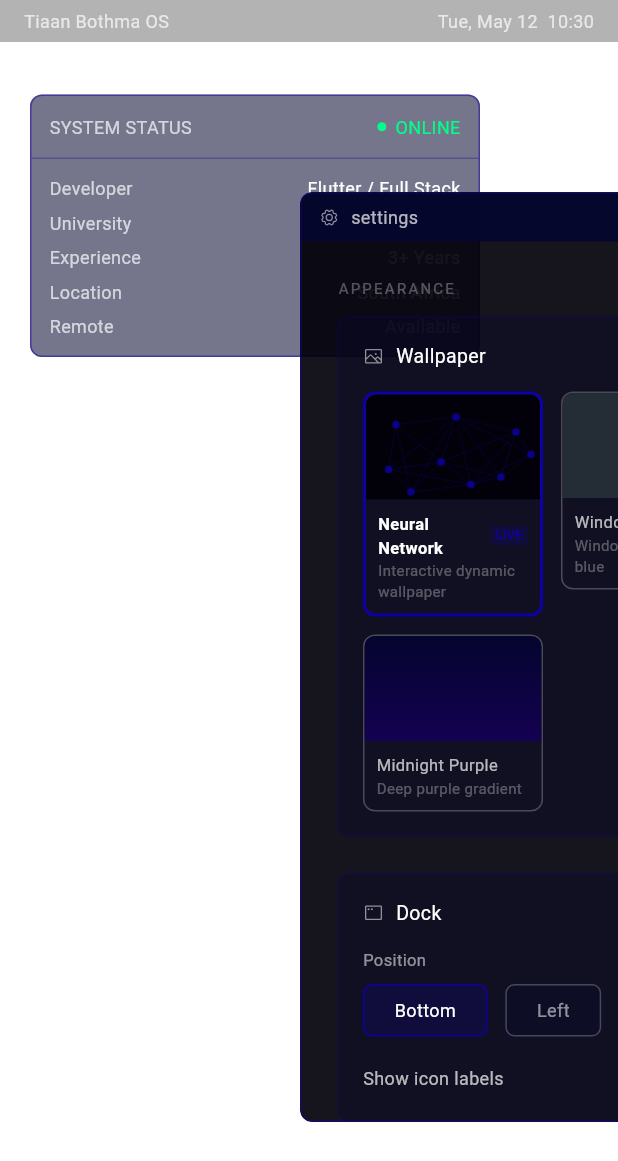
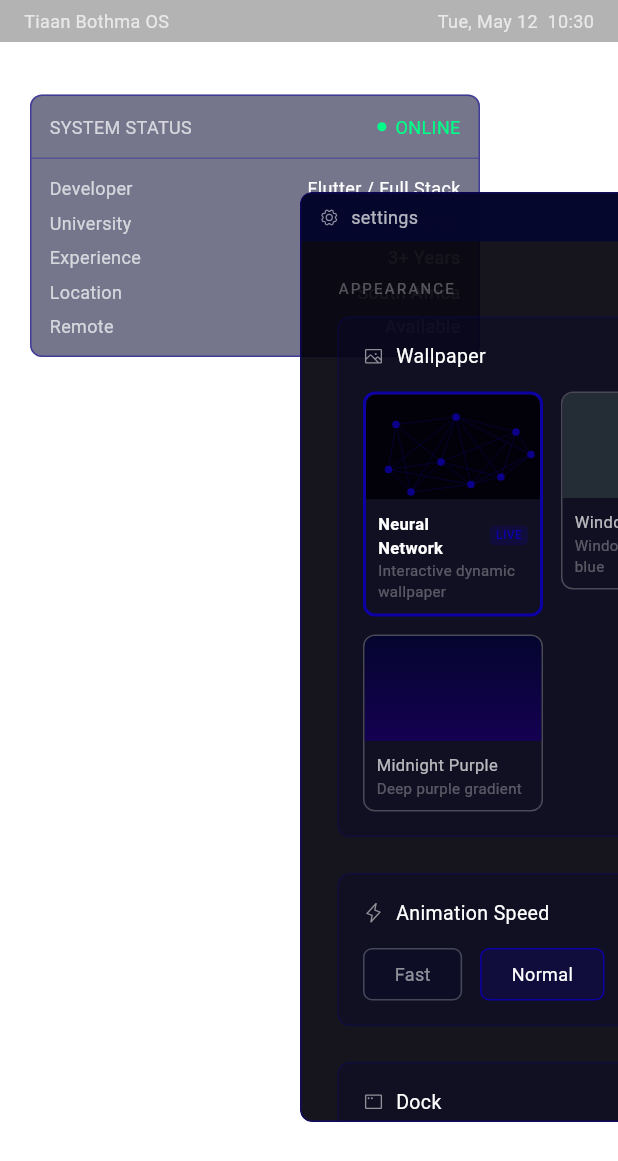
Before and after one commit to TiaanBothma/portfolio, a Flutter app: the MainLayout screen opened directly, item 5 of the bottom bar chosen, on a phone screen of 412 x 824 dp. Shown: the top 1161 px of the screen. Run offline on Flutter 3.47's test engine with Material 3 defaults, Android fonts, the phone set to English and light mode, and no system bars; our stand-ins replace get, google_fonts, phosphor_flutter, shared_preferences, web; accounts and stored records are empty; Roboto replaces fonts that are missing (Oxanium).

Commit message:
animation speed settings option added

```diff
--- a/lib/controllers/settings_controller.dart
+++ b/lib/controllers/settings_controller.dart
@@ -14,6 +14,7 @@ class SettingsController extends GetxController {
   static const _keyTerminalFontSize = 'terminalFontSize';
   static const _keyShowDockLabels = 'showDockLabels';
   static const _keyTerminalWelcome = 'terminalWelcome';
+  static const _keyAnimationSpeed = 'animationSpeed';
 
   // Observables
   final wallpaper = 'neural'.obs;
@@ -27,6 +28,7 @@ class SettingsController extends GetxController {
   final terminalFontSize = 13.0.obs;
   final showDockLabels = true.obs;
   final terminalWelcome = 'message'.obs;
+  final animationSpeed = 1.0.obs;
 
   // Full palette presets
   static const List<Map<String, dynamic>> palettes = [
@@ -175,6 +177,12 @@ class SettingsController extends GetxController {
     await prefs.setBool(_keyShowDate, value);
   }
 
+  Future<void> setAnimationSpeed(double value) async {
+    animationSpeed.value = value;
+    final prefs = await SharedPreferences.getInstance();
+    await prefs.setDouble(_keyAnimationSpeed, value);
+  }
+
   Future<void> setShowStatusCard(bool value) async {
     showStatusCard.value = value;
     final prefs = await SharedPreferences.getInstance();
@@ -211,6 +219,9 @@ class SettingsController extends GetxController {
     await prefs.setString(_keyTerminalWelcome, value);
   }
 
+  Duration get windowAnimDuration =>
+      Duration(milliseconds: (180 * animationSpeed.value).toInt());
+
   Future<void> resetToDefaults() async {
     final prefs = await SharedPreferences.getInstance();
     await prefs.clear();
@@ -231,5 +242,7 @@ class SettingsController extends GetxController {
     await prefs.remove(_keyTerminalFontSize);
     await prefs.remove(_keyShowDockLabels);
     await prefs.remove(_keyTerminalWelcome);
+    animationSpeed.value = 1.0;
+    await prefs.remove(_keyAnimationSpeed);
   }
 }
--- a/lib/os_windows/settings_app/settings_window.dart
+++ b/lib/os_windows/settings_app/settings_window.dart
@@ -40,6 +40,8 @@ class SettingsWindow extends StatelessWidget {
                     _buildSectionLabel('APPEARANCE'),
                     const SizedBox(height: 12),
                     _buildWallpaperSection(),
+                    const SizedBox(height: 24),
+                    _buildAnimationSpeedSection(),
                     const SizedBox(height: 24),
                     _buildDockSection(),
                     const SizedBox(height: 24),
@@ -115,6 +117,63 @@ class SettingsWindow extends StatelessWidget {
         color: Colors.white30,
         fontSize: 10,
         letterSpacing: 1.5,
+      ),
+    );
+  }
+
+  Widget _buildAnimationSpeedSection() {
+    final settings = Get.find<SettingsController>();
+
+    final options = [
+      {'label': 'Fast', 'value': 0.5},
+      {'label': 'Normal', 'value': 1.0},
+      {'label': 'Slow', 'value': 2.0},
+    ];
+
+    return _settingsCard(
+      icon: PhosphorIconsRegular.lightning,
+      title: 'Animation Speed',
+      child: Obx(
+        () => Row(
+          children: options.map((o) {
+            final isSelected =
+                settings.animationSpeed.value == o['value'] as double;
+            return Padding(
+              padding: const EdgeInsets.only(right: 12),
+              child: MouseRegion(
+                cursor: SystemMouseCursors.click,
+                child: GestureDetector(
+                  onTap: () => settings.setAnimationSpeed(o['value'] as double),
+                  child: AnimatedContainer(
+                    duration: const Duration(milliseconds: 150),
+                    padding: const EdgeInsets.symmetric(
+                      horizontal: 20,
+                      vertical: 8,
+                    ),
+                    decoration: BoxDecoration(
+                      color: isSelected
+                          ? settings.accentColor.withValues(alpha: 0.2)
+                          : settings.surface.withValues(alpha: 0.3),
+                      borderRadius: BorderRadius.circular(6),
+                      border: Border.all(
+                        color: isSelected
+                            ? settings.accentColor
+                            : Colors.white24,
+                      ),
+                    ),
+                    child: Text(
+                      o['label'] as String,
+                      style: AppTextStyles.label.copyWith(
+                        color: isSelected ? Colors.white : Colors.white54,
+                        fontSize: 12,
+                      ),
+                    ),
+                  ),
+                ),
+              ),
+            );
+          }).toList(),
+        ),
       ),
     );
   }
--- a/lib/widgets/drag_resize_window.dart
+++ b/lib/widgets/drag_resize_window.dart
@@ -1,6 +1,7 @@
 import 'package:flutter/material.dart';
 import 'package:get/get.dart';
 import 'package:portfolio/controllers/desktop_controller.dart';
+import 'package:portfolio/controllers/settings_controller.dart';
 
 class DraggableResizableWindow extends StatefulWidget {
   final Widget child;
@@ -40,9 +41,10 @@ class _DraggableResizableWindowState extends State<DraggableResizableWindow>
       CurvedAnimation(parent: _animController, curve: Curves.easeOutCubic),
     );
 
-    _fadeAnim = Tween<double>(begin: 0.0, end: 1.0).animate(
-      CurvedAnimation(parent: _animController, curve: Curves.easeOut),
-    );
+    _fadeAnim = Tween<double>(
+      begin: 0.0,
+      end: 1.0,
+    ).animate(CurvedAnimation(parent: _animController, curve: Curves.easeOut));
   }
 
   @override
@@ -51,7 +53,14 @@ class _DraggableResizableWindowState extends State<DraggableResizableWindow>
     super.dispose();
   }
 
+  void _updateAnimationDuration() {
+    final settings = Get.find<SettingsController>();
+    _animController.duration = settings.windowAnimDuration;
+  }
+
   void _handleVisibilityChange(bool isOpen) {
+    _updateAnimationDuration();
+
     if (isOpen && !_wasOpen) {
       _animController.forward(from: 0.0);
     } else if (!isOpen && _wasOpen) {
@@ -67,7 +76,6 @@ class _DraggableResizableWindowState extends State<DraggableResizableWindow>
     return Obx(() {
       final state = controller.getWindowRx(widget.windowId).value;
 
-      // Trigger animation when open state changes
       WidgetsBinding.instance.addPostFrameCallback((_) {
         _handleVisibilityChange(state.isOpen);
       });
--- a/lib/widgets/nn_wallpaper.dart
+++ b/lib/widgets/nn_wallpaper.dart
@@ -47,16 +47,19 @@ class _NeuralNetworkWallpaperState extends State<NeuralNetworkWallpaper>
   }
 
   void _updateNodes(Size size) {
+    final settings = Get.find<SettingsController>();
+    // Fast = 0.5 means faster particles, Slow = 2.0 means slower
+    // So we invert — divide by animationSpeed to get particle speed
+    final speedMultiplier = 1.0 / settings.animationSpeed.value;
+
     for (final node in _nodes) {
-      node.position += node.velocity;
+      node.position += node.velocity * speedMultiplier;
 
-      // Dampen velocity
       final speed = node.velocity.distance;
       if (speed > 1.0) {
         node.velocity = node.velocity / speed * 1.0;
       }
 
-      // Bounce off edges
       if (node.position.dx < 0 || node.position.dx > size.width) {
         node.velocity = Offset(-node.velocity.dx, node.velocity.dy);
         node.position = Offset(
--- a/todo.txt
+++ b/todo.txt
@@ -16,4 +16,4 @@ Version History:
 V3.1.0 -> Full palette change in the settings, live wallpaper updated and improved, terminal cv commands fixed, Fixed cv page and made more intersting
 V3.2.0 -> New terminal commands, cv page ui improvements, updated settings app, updates desktop UI, improved terminal functionality
 V3.3.0 -> Settings App improvement: dock position (bottom or left), terminal font size, taskbar icon labales (should labels show on taskbar), terminal customization / terminal welcome message customization, Dynamic color change added to more windows
-V3.4.0 -> Animations on the windows, github page ui update
+V3.4.0 -> Animations on the windows, github page ui update, animation speed in settings and functionality
```
